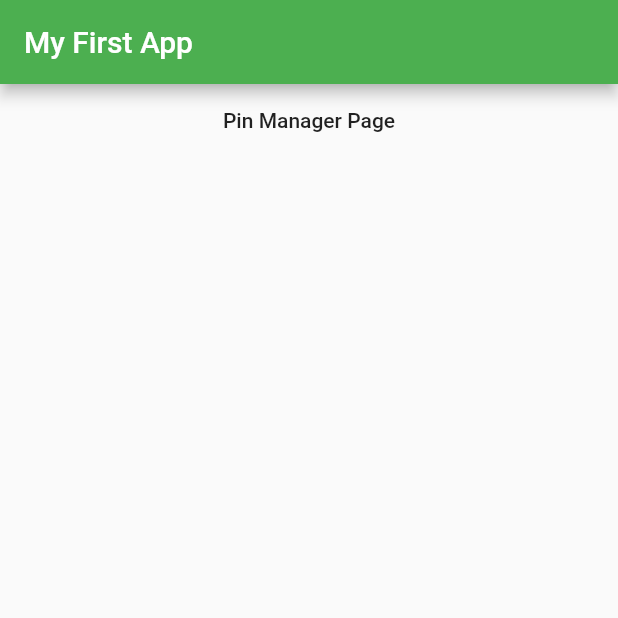
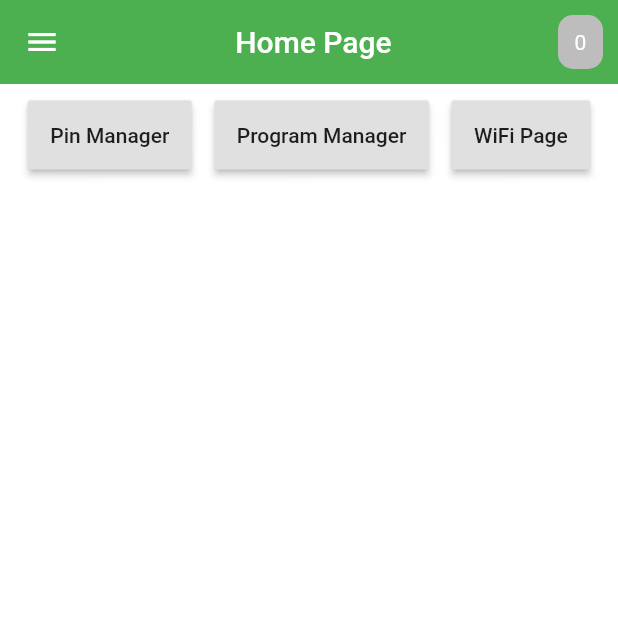
Before and after one commit to Senior-Design-0x07/flutter-frontend, a Flutter app: the screen it shows after launch, on a phone screen of 412 x 824 dp, the top half of it. Run offline on Flutter 3.47's test engine with Material 2 defaults, Android fonts, the phone set to English and light mode, and no system bars.

Commit message:
Created a working demo Just need program manager and wifi page flutter files

```diff
--- a/lib/main.dart
+++ b/lib/main.dart
@@ -1,6 +1,7 @@
 import 'package:flutter/material.dart';
 import 'package:hobby_hub_ui/pin_manager/pm_main_page.dart';
-import 'package:hobby_hub_ui/test_page.dart';
+import 'package:hobby_hub_ui/program_manager/program_main_page.dart';
+import 'package:hobby_hub_ui/wifi/wifi_main_page.dart';
 
 void main() => runApp(HHApp());
 
@@ -22,24 +23,70 @@ class _HHApp extends State<HHApp> {
         visualDensity: VisualDensity.adaptivePlatformDensity,
       ),
       home: Scaffold(
+        backgroundColor: Colors.white,
         appBar: AppBar(
-            title: Text('My First App'),
+          backgroundColor: Colors.green,
+          elevation: 0,
+          leading: Icon(Icons.menu),
+          title: Center(
+              child: Text(
+            "Home Page",
+            style: TextStyle(color: Colors.white),
+          )),
+          actions: <Widget>[
+            Padding(
+                padding: EdgeInsets.all(10.0),
+                child: Container(
+                  width: 30,
+                  height: 30,
+                  decoration: BoxDecoration(
+                      color: Colors.grey[400],
+                      borderRadius: BorderRadius.circular(10)),
+                  child: Center(child: Text("0")),
+                ))
+          ],
         ),
-          body: Builder(
+        body: Column(
+          children: [
+            SizedBox(height: 10),
+            Builder(
               builder: (context) => Center(
-              child: Column(
+                child: Row(
+                  mainAxisAlignment: MainAxisAlignment.center,
                   children: [
-                  FlatButton(
-                    child: Text('Pin Manager Page'),
+                    RaisedButton(
+                      padding: EdgeInsets.all(15),
+                      child: Text('Pin Manager'),
+                      onPressed: () {
+                        Navigator.of(context).push(MaterialPageRoute(
+                            builder: (context) => PinManagerPage()));
+                      },
+                    ),
+                    SizedBox(width: 15),
+                    RaisedButton(
+                      padding: EdgeInsets.all(15),
+                      child: Text('Program Manager'),
                       onPressed: () {
                         Navigator.of(context).push(
-                          MaterialPageRoute(builder: (context) => PinManagerPage()));
+                            MaterialPageRoute(builder: (context) => ProgramManagerPage()));
+                      },
+                    ),
+                    SizedBox(width: 15),
+                    RaisedButton(
+                      padding: EdgeInsets.all(15),
+                      child: Text('WiFi Page'),
+                      onPressed: () {
+                        Navigator.of(context).push(
+                            MaterialPageRoute(builder: (context) => WifiPage()));
                       },
                     )
                   ],
                 ),
               ),
             ),
-        ));
+          ],
+        ),
+      ),
+    );
   }
 }
```
Also changed, not shown: lib/pin_manager/pm_main_page.dart (+59 -35 lines), lib/program_manager/program_main_page.dart (added, +52 -0 lines), lib/test_page.dart (deleted, +0 -12 lines), lib/wifi/wifi_main_page.dart (added, +54 -0 lines), assets/images/BBboard_layout.png (added). Lines whose indentation alone changed are shown as unchanged.
